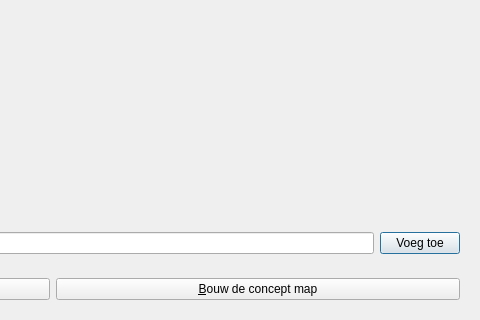
Above: qtbrainweaverclusterdialog.ui from richelbilderbeek/BrainWeaver before the change; both pictures show x 375 to 855 and y 428 to 748 of the 855 by 748 pixel window. Below: the same form after it.
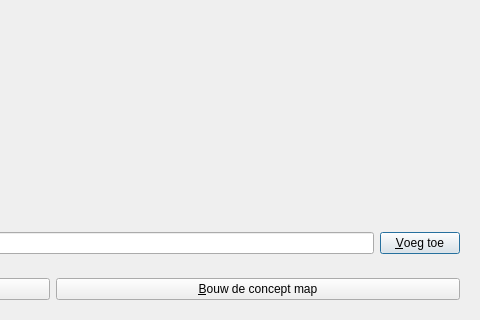
That is the form after the change. Icons and pictures are not drawn.

The edit to the form file:
```diff
--- a/qtbrainweaverclusterdialog.ui
+++ b/qtbrainweaverclusterdialog.ui
@@ -139,7 +139,7 @@
       <item>
        <widget class="QPushButton" name="button_add">
         <property name="text">
-         <string>Voeg toe</string>
+         <string>&amp;Voeg toe</string>
         </property>
        </widget>
       </item>
```
